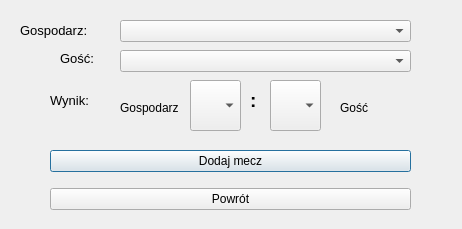
This is AddWindow.ui in TheGM99/MatchGUI as Qt 5 draws it before an edit. The edited form follows.
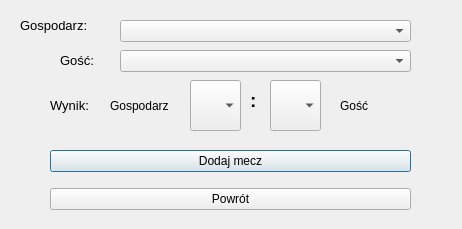
This is the edited form.

Patch:
```diff
--- a/AddWindow.ui
+++ b/AddWindow.ui
@@ -65,7 +65,7 @@
      <x>60</x>
      <y>50</y>
      <width>56</width>
-     <height>16</height>
+     <height>21</height>
     </rect>
    </property>
    <property name="font">
@@ -84,9 +84,9 @@
    <property name="geometry">
     <rect>
      <x>20</x>
-     <y>20</y>
+     <y>10</y>
      <width>91</width>
-     <height>21</height>
+     <height>31</height>
     </rect>
    </property>
    <property name="font">
@@ -104,7 +104,7 @@
      <x>50</x>
      <y>90</y>
      <width>56</width>
-     <height>21</height>
+     <height>31</height>
     </rect>
    </property>
    <property name="font">
@@ -153,9 +153,9 @@
    <property name="geometry">
     <rect>
      <x>340</x>
-     <y>100</y>
+     <y>90</y>
      <width>56</width>
-     <height>16</height>
+     <height>31</height>
     </rect>
    </property>
    <property name="text">
@@ -165,10 +165,10 @@
   <widget class="QLabel" name="label_3">
    <property name="geometry">
     <rect>
-     <x>120</x>
-     <y>100</y>
-     <width>61</width>
-     <height>16</height>
+     <x>110</x>
+     <y>90</y>
+     <width>71</width>
+     <height>31</height>
     </rect>
    </property>
    <property name="text">
```
Left out of the diff: 2 changed lines with no effect on the pictures.
